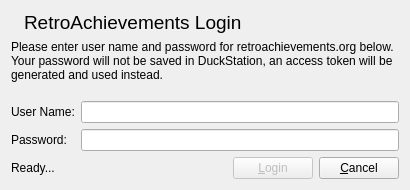
Qt form src/duckstation-qt/achievementlogindialog.ui (kofxi3584karlayang/duckstation) before a commit.
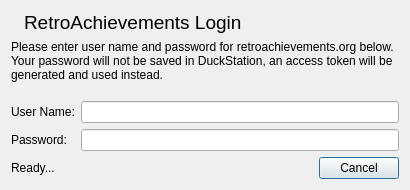
The same form after that commit. Icons and pictures are not drawn.

Commit message: Migrate most dialogs to use QDialogButtonBox

Diff of the .ui file:
```diff
--- a/src/duckstation-qt/achievementlogindialog.ui
+++ b/src/duckstation-qt/achievementlogindialog.ui
@@ -115,7 +115,7 @@
     </layout>
    </item>
    <item>
-    <layout class="QHBoxLayout" name="horizontalLayout_2" stretch="1,0,0">
+    <layout class="QHBoxLayout" name="horizontalLayout_2" stretch="1,0">
      <item>
       <widget class="QLabel" name="status">
        <property name="text">
@@ -124,22 +124,9 @@
       </widget>
      </item>
      <item>
-      <widget class="QPushButton" name="login">
-       <property name="enabled">
-        <bool>false</bool>
-       </property>
-       <property name="text">
-        <string>&amp;Login</string>
-       </property>
-       <property name="default">
-        <bool>true</bool>
-       </property>
-      </widget>
-     </item>
-     <item>
-      <widget class="QPushButton" name="cancel">
-       <property name="text">
-        <string>&amp;Cancel</string>
+      <widget class="QDialogButtonBox" name="buttonBox">
+       <property name="standardButtons">
+        <set>QDialogButtonBox::Cancel</set>
        </property>
       </widget>
      </item>
```
The commit also changes 14 other files.
